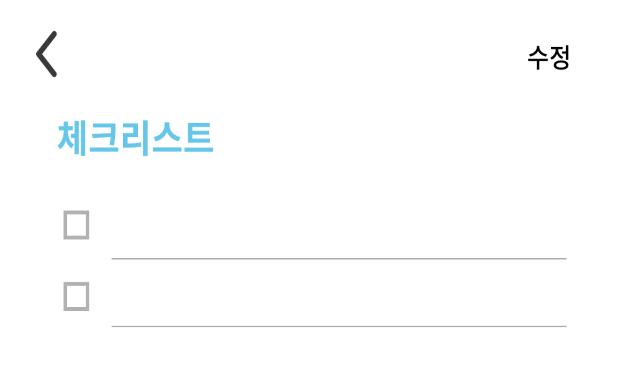
After one commit to bee-p/Plan-et, an Android app: the layout add_checklist.xml on its own in the app's theme, with its tools: preview values and no code run, on a phone screen of 412 x 824 dp. The commit adds this screen. Shown: the top 366 px of the screen. Run offline under Robolectric (Android 15) with nearby library versions, the phone set to English and light mode, and no system bars.

Commit message:
체크리스트 ,메모장 위젯 구현 수정사항 주석으로

```diff
--- a/app/src/main/res/layout/activity_main.xml
+++ b/app/src/main/res/layout/activity_main.xml
@@ -94,8 +94,8 @@
         android:layout_height="55dp"
         android:layout_alignParentStart="true"
         android:layout_alignParentTop="true"
-        android:layout_marginStart="224dp"
-        android:layout_marginTop="560dp"
+        android:layout_marginStart="250dp"
+        android:layout_marginTop="603dp"
         android:background="@drawable/mainhome_start_button"
         android:contentDescription="TODO" />
 
--- /dev/null
+++ b/app/src/main/res/layout/add_checklist.xml
@@ -0,0 +1,61 @@
+<?xml version="1.0" encoding="utf-8"?>
+<!-- add_checklist -->
+
+<RelativeLayout
+
+    xmlns:android="http://schemas.android.com/apk/res/android"
+    android:id="@+id/add_checklist"
+    android:layout_width="fill_parent"
+    android:layout_height="fill_parent"
+    android:clipToOutline="true"
+    android:background="@drawable/add_checklist"
+    >
+
+    <FrameLayout
+        android:layout_width="match_parent"
+        android:layout_height="match_parent">
+
+        <Button
+            android:layout_width="55dp"
+            android:layout_height="55dp"
+            android:layout_alignParentLeft="true"
+            android:layout_alignParentTop="true"
+            android:layout_marginStart="10dp"
+            android:layout_marginTop="7dp"
+            android:background="#00ff0000"
+            android:clipToOutline="true" />
+
+        <Button
+            android:layout_width="50dp"
+            android:layout_height="35dp"
+            android:layout_marginStart="345dp"
+            android:layout_marginTop="14dp"
+            android:background="#00ff0000"
+            android:clipToOutline="true"
+
+            />
+
+        <Button
+            android:layout_width="30dp"
+            android:layout_height="33dp"
+            android:layout_marginStart="35dp"
+            android:layout_marginTop="150dp"
+            android:background="#00ff0000"
+            android:clipToOutline="true"
+
+            />
+
+        <Button
+            android:layout_width="30dp"
+            android:layout_height="33dp"
+            android:layout_marginStart="35dp"
+            android:layout_marginTop="112dp"
+            android:background="#00ff0000"
+            android:clipToOutline="true"
+
+            />
+        // 여기도 사용자 입력을 받아서 써지는 영역을 텍스트 뷰로 해야할지 뭘로 해야할지 몰라서 일단 놔두었습니다.
+
+
+    </FrameLayout>
+</RelativeLayout>
--- a/app/src/main/res/values/styles.xml
+++ b/app/src/main/res/values/styles.xml
@@ -6,6 +6,7 @@
 		<item name="colorPrimary">@color/colorPrimary</item>
 		<item name="colorPrimaryDark">@color/colorPrimaryDark</item>
 		<item name="colorAccent">@color/colorAccent</item>
+
 	</style>
 
 	<style name="Widget.BottomNavigationView"
@@ -13,4 +14,6 @@
 		<item name="fontFamily">@font/hykanb</item>
 	</style>
 
+
+
 </resources>
```
Also changed, not shown: app/src/main/res/layout/add_memo.xml (added, +41 -0 lines), app/src/main/res/xml/activity_splash_scene.xml (+6 -1 lines), app/src/main/res/drawable/add_checklist.png (added), app/src/main/res/drawable/add_memo.png (added).
